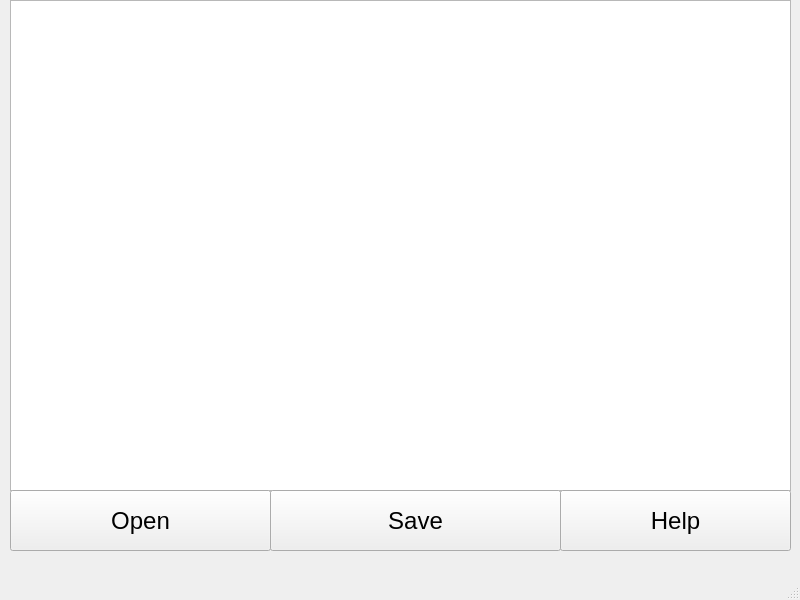
Qt form HomeWork20/mainwindow.ui (Gregory-Unknown/Qtcreator) before a commit.
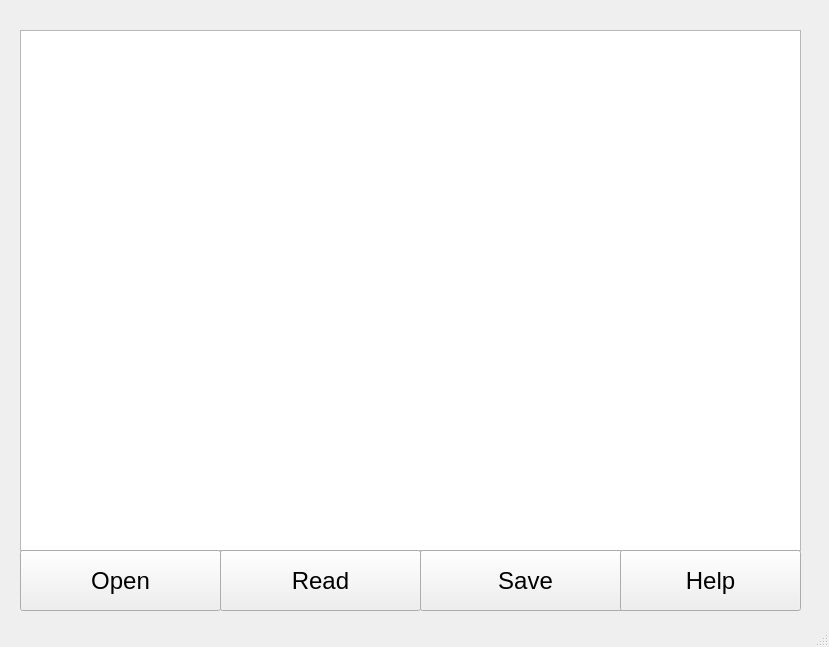
The same form after that commit.

Diff of the .ui file:
```diff
--- a/HomeWork20/mainwindow.ui
+++ b/HomeWork20/mainwindow.ui
@@ -6,8 +6,8 @@
    <rect>
     <x>0</x>
     <y>0</y>
-    <width>800</width>
-    <height>600</height>
+    <width>829</width>
+    <height>647</height>
    </rect>
   </property>
   <property name="windowTitle">
@@ -17,19 +17,19 @@
    <widget class="QPlainTextEdit" name="plainTextEdit">
     <property name="geometry">
      <rect>
-      <x>10</x>
-      <y>0</y>
+      <x>20</x>
+      <y>30</y>
       <width>781</width>
-      <height>491</height>
+      <height>521</height>
      </rect>
     </property>
    </widget>
    <widget class="QPushButton" name="open_Button">
     <property name="geometry">
      <rect>
-      <x>10</x>
-      <y>490</y>
-      <width>261</width>
+      <x>20</x>
+      <y>550</y>
+      <width>201</width>
       <height>61</height>
      </rect>
     </property>
@@ -45,9 +45,9 @@
    <widget class="QPushButton" name="save_Button">
     <property name="geometry">
      <rect>
-      <x>270</x>
-      <y>490</y>
-      <width>291</width>
+      <x>420</x>
+      <y>550</y>
+      <width>211</width>
       <height>61</height>
      </rect>
     </property>
@@ -63,9 +63,9 @@
    <widget class="QPushButton" name="help_Button">
     <property name="geometry">
      <rect>
-      <x>560</x>
-      <y>490</y>
-      <width>231</width>
+      <x>620</x>
+      <y>550</y>
+      <width>181</width>
       <height>61</height>
      </rect>
     </property>
@@ -78,16 +78,24 @@
      <string>Help</string>
     </property>
    </widget>
-  </widget>
-  <widget class="QMenuBar" name="menubar">
-   <property name="geometry">
-    <rect>
-     <x>0</x>
-     <y>0</y>
-     <width>800</width>
-     <height>22</height>
-    </rect>
-   </property>
+   <widget class="QPushButton" name="read_Button">
+    <property name="geometry">
+     <rect>
+      <x>220</x>
+      <y>550</y>
+      <width>201</width>
+      <height>61</height>
+     </rect>
+    </property>
+    <property name="font">
+     <font>
+      <pointsize>18</pointsize>
+     </font>
+    </property>
+    <property name="text">
+     <string>Read</string>
+    </property>
+   </widget>
   </widget>
   <widget class="QStatusBar" name="statusbar"/>
  </widget>
```
Left out of the diff: 2 changed lines with no effect on the pictures.
